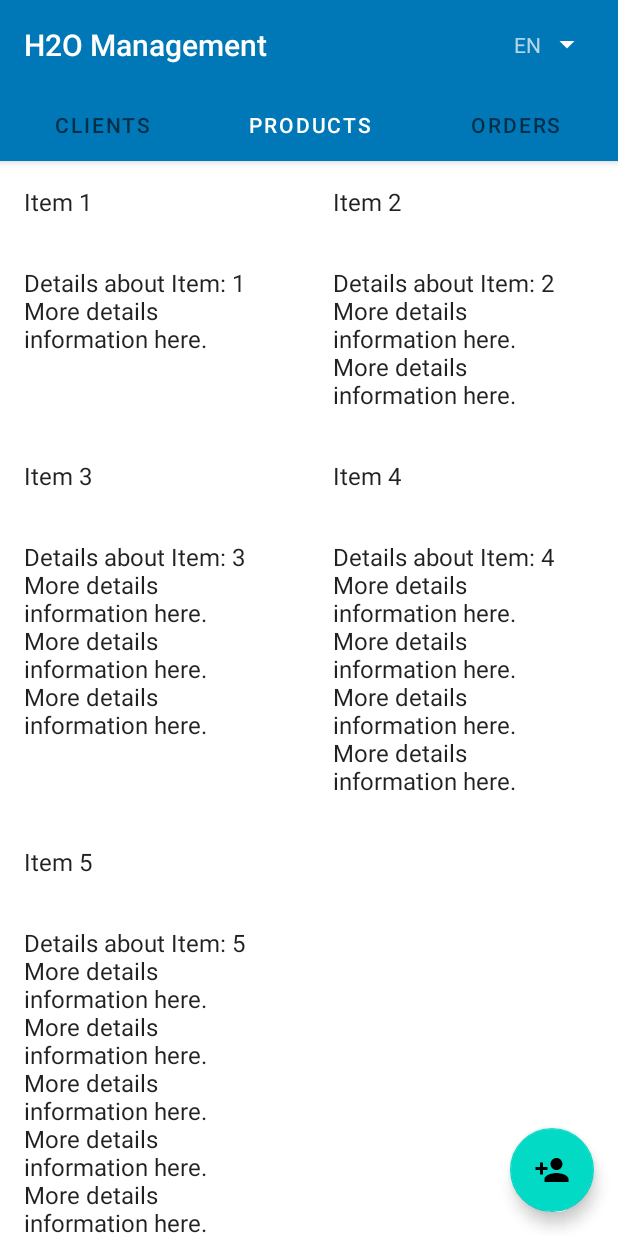
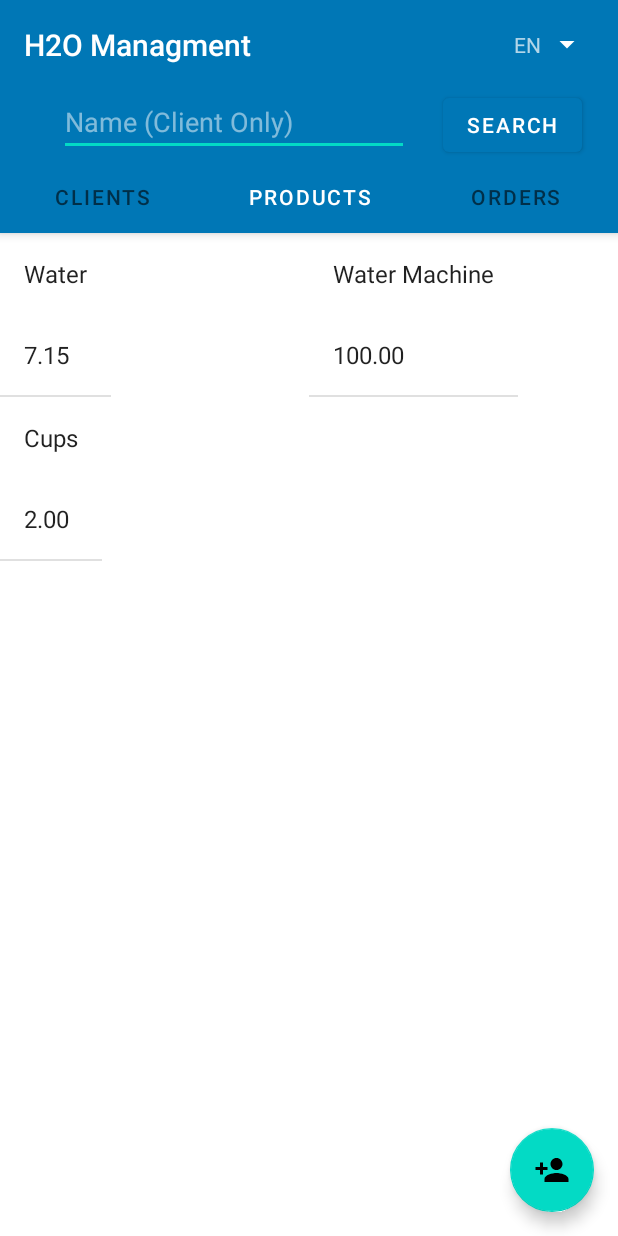
Before and after one commit to tomgreef/H2O-contacts-products-app, an Android app: the screen it shows after launch (MainActivity), tab 2 chosen, on a phone screen of 412 x 824 dp. Run offline under Robolectric (Android 15) with nearby library versions, the phone set to English and light mode, and no system bars.

Commit message:
:twisted_rightwards_arrows: Alae y Tom contenido junntado

```diff
--- a/App/app/src/main/java/com/example/app/AddClient.java
+++ b/App/app/src/main/java/com/example/app/AddClient.java
@@ -45,7 +45,7 @@ public class AddClient extends AppCompatActivity {
                     } else if (!p.isEmpty()){
                         Toast.makeText(AddClient.this, R.string.no_name, Toast.LENGTH_LONG).show();
                     } else {
-                        Toast.makeText(AddClient.this, R.string.no_data , Toast.LENGTH_LONG).show();
+                        Toast.makeText(AddClient.this, R.string.no_changes , Toast.LENGTH_LONG).show();
                     }
                 } else {
                     SQLiteDatabase bd = db_map.getWritableDatabase();
--- a/App/app/src/main/java/com/example/app/AdminDB_Manager.java
+++ b/App/app/src/main/java/com/example/app/AdminDB_Manager.java
@@ -96,13 +96,11 @@ public class AdminDB_Manager {
         return db.update("clientes", content, "id = ?", new String[]{id} );
     }
 
-    //FILTRAR en DB
+    //Filtrar DB
     public Cursor contactoByNombre(String nombre){
         String[] query = {nombre + "%"};
-        String[] campos = {"nombre, phone"};
-
+        String[] campos = {"id", "nombre", "phone"};
         Cursor c  = db.query("clientes", campos, "nombre" + " like ?", query, null, null, null);
-
         return c;
     }
 }
--- a/App/app/src/main/java/com/example/app/fragments/Clases/OrderContent.java
+++ b/App/app/src/main/java/com/example/app/fragments/Clases/OrderContent.java
@@ -16,30 +16,29 @@ public class OrderContent {
     /**
      * An array of sample (dummy) items.
      */
-    public static final List<DummyItem> ITEMS = new ArrayList<DummyItem>();
+    public static final List<OrderItem> ITEMS = new ArrayList<OrderItem>();
 
     /**
      * A map of sample (dummy) items, by ID.
      */
-    public static final Map<String, DummyItem> ITEM_MAP = new HashMap<String, DummyItem>();
+    public static final Map<String, OrderItem> ITEM_MAP = new HashMap<String, OrderItem>();
 
-    private static final int COUNT = 10;
+    private static final int COUNT = 7;
 
     static {
         // Add some sample items.
         for (int i = 1; i <= COUNT; i++) {
-            // COMENTA ESTO PARA AÑADIR DESDE B
-            addItem(createDummyItem(i));
+            addItem(new OrderItem("" + i, "1" + (i+2) + "/01/2021"));
         }
     }
 
-    public static void addItem(DummyItem item) {
+    public static void addItem(OrderItem item) {
         ITEMS.add(item);
         ITEM_MAP.put(item.id, item);
     }
 
-    private static DummyItem createDummyItem(int position) {
-        return new DummyItem(String.valueOf(position), "Item " + position, makeDetails(position));
+    private static OrderItem createDummyItem(int position) {
+        return new OrderItem(String.valueOf(position), "Item " + position);
     }
 
     private static String makeDetails(int position) {
@@ -54,20 +53,18 @@ public class OrderContent {
     /**
      * A dummy item representing a piece of content.
      */
-    public static class DummyItem {
+    public static class OrderItem {
         public final String id;
-        public final String content;
-        public final String details;
+        public final String fecha;
 
-        public DummyItem(String id, String content, String details) {
+        public OrderItem(String id, String content) {
             this.id = id;
-            this.content = content;
-            this.details = details;
+            this.fecha = content;
         }
 
         @Override
         public String toString() {
-            return content;
+            return fecha;
         }
     }
 }
--- a/App/app/src/main/java/com/example/app/fragments/Clases/ProductContent.java
+++ b/App/app/src/main/java/com/example/app/fragments/Clases/ProductContent.java
@@ -23,12 +23,14 @@ public class ProductContent {
      */
     public static final Map<String, ProductItem> ITEM_MAP = new HashMap<String, ProductItem>();
 
-    private static final int COUNT = 5;
+    private static final int COUNT = 3;
 
     static {
         // Add some sample items.
+        String[] nombres = new String[]{"Water", "Water Machine", "Cups"};
+        String[] precios = new String[]{"7.15", "100.00", "2.00"};
         for (int i = 1; i <= COUNT; i++) {
-            addItem(createDummyItem(i));
+            addItem(new ProductItem("" + i, nombres[i-1], precios[i-1]));
         }
     }
 
--- a/App/app/src/main/java/com/example/app/fragments/MyOrdersRecyclerViewAdapter.java
+++ b/App/app/src/main/java/com/example/app/fragments/MyOrdersRecyclerViewAdapter.java
@@ -8,19 +8,19 @@ import android.view.ViewGroup;
 import android.widget.TextView;
 
 import com.example.app.R;
-import com.example.app.fragments.Clases.OrderContent.DummyItem;
+import com.example.app.fragments.Clases.OrderContent.OrderItem;
 
 import java.util.List;
 
 /**
- * {@link RecyclerView.Adapter} that can display a {@link DummyItem}.
+ * {@link RecyclerView.Adapter} that can display a {@link OrderItem}.
  * TODO: Replace the implementation with code for your data type.
  */
 public class MyOrdersRecyclerViewAdapter extends RecyclerView.Adapter<MyOrdersRecyclerViewAdapter.ViewHolder> {
 
-    private final List<DummyItem> mValues;
+    private final List<OrderItem> mValues;
 
-    public MyOrdersRecyclerViewAdapter(List<DummyItem> items) {
+    public MyOrdersRecyclerViewAdapter(List<OrderItem> items) {
         mValues = items;
     }
 
@@ -35,7 +35,7 @@ public class MyOrdersRecyclerViewAdapter extends RecyclerView.Adapter<MyOrdersRe
     public void onBindViewHolder(final ViewHolder holder, int position) {
         holder.mItem = mValues.get(position);
         holder.mIdView.setText(mValues.get(position).id);
-        holder.mContentView.setText(mValues.get(position).content);
+        holder.mContentView.setText(mValues.get(position).fecha.toString());
     }
 
     @Override
@@ -47,7 +47,7 @@ public class MyOrdersRecyclerViewAdapter extends RecyclerView.Adapter<MyOrdersRe
         public final View mView;
         public final TextView mIdView;
         public final TextView mContentView;
-        public DummyItem mItem;
+        public OrderItem mItem;
 
         public ViewHolder(View view) {
             super(view);
--- a/App/app/src/main/java/com/example/app/fragments/OrdersFragment.java
+++ b/App/app/src/main/java/com/example/app/fragments/OrdersFragment.java
@@ -67,11 +67,11 @@ public class OrdersFragment extends Fragment {
             db = new AdminDB_Manager(getActivity());
             db.open();
             c = db.listaPedidos();
-            OrderContent.DummyItem tuple;
+            OrderContent.OrderItem tuple;
 
             int i = 1;
             while(c.moveToNext() && i <= 20){
-                tuple = new OrderContent.DummyItem(c.getString(0), c.getString(1), c.getString(2));
+                tuple = new OrderContent.OrderItem(c.getString(0), c.getString(1));
                 OrderContent.addItem(tuple);
                 i++;
             }
--- a/App/app/src/main/res/layout/activity_main.xml
+++ b/App/app/src/main/res/layout/activity_main.xml
@@ -49,6 +49,37 @@
                 app:layout_constraintTop_toTopOf="parent" />
         </androidx.constraintlayout.widget.ConstraintLayout>
 
+        <androidx.constraintlayout.widget.ConstraintLayout
+            android:layout_width="match_parent"
+            android:layout_height="match_parent">
+
+            <EditText
+                android:id="@+id/searchName"
+                android:layout_width="233dp"
+                android:layout_height="41dp"
+                android:layout_marginStart="16dp"
+                android:layout_marginLeft="16dp"
+                android:ems="8"
+                android:hint="@string/search_client"
+                android:inputType="textPersonName"
+                app:layout_constraintBottom_toBottomOf="parent"
+                app:layout_constraintEnd_toStartOf="@+id/search"
+                app:layout_constraintStart_toStartOf="parent"
+                app:layout_constraintTop_toTopOf="parent" />
+
+            <Button
+                android:id="@+id/search"
+                android:layout_width="wrap_content"
+                android:layout_height="wrap_content"
+                android:layout_marginEnd="24dp"
+                android:layout_marginRight="24dp"
+                android:text="@string/search"
+                app:layout_constraintBottom_toBottomOf="parent"
+                app:layout_constraintEnd_toEndOf="parent"
+                app:layout_constraintTop_toTopOf="parent" />
+
+        </androidx.constraintlayout.widget.ConstraintLayout>
+
         <com.google.android.material.tabs.TabLayout
             android:id="@+id/tabs"
             android:layout_width="match_parent"
--- a/App/app/src/main/res/layout/fragment_products.xml
+++ b/App/app/src/main/res/layout/fragment_products.xml
@@ -1,8 +1,10 @@
 <?xml version="1.0" encoding="utf-8"?>
 <LinearLayout xmlns:android="http://schemas.android.com/apk/res/android"
+    xmlns:app="http://schemas.android.com/apk/res-auto"
     android:layout_width="wrap_content"
     android:layout_height="wrap_content"
-    android:orientation="vertical">
+    android:orientation="vertical"
+    >
 
     <TextView
         android:id="@+id/producto_nombre"
@@ -16,5 +18,13 @@
         android:layout_width="wrap_content"
         android:layout_height="wrap_content"
         android:layout_margin="@dimen/text_margin"
-        android:textAppearance="?attr/textAppearanceListItem" />
+        android:textAppearance="?attr/textAppearanceListItem"
+        />
+
+    <View
+        android:id="@+id/divider"
+        android:layout_width="match_parent"
+        android:layout_height="1dp"
+        android:background="?android:attr/listDivider" />
+
 </LinearLayout>
--- a/App/app/src/main/res/values/strings.xml
+++ b/App/app/src/main/res/values/strings.xml
@@ -1,5 +1,5 @@
 <resources>
-    <string name="app_name" translatable="false">H2O Management</string>
+    <string name="app_name" translatable="false">H2O Managment</string>
     <string name="tab_text_1">Clients</string>
     <string name="tab_text_2">Products</string>
     <string name="tab_text_3">Orders</string>
@@ -19,9 +19,11 @@
     <string name="client_added">Client Added</string>
     <string name="client_deleted">Client Removed</string>
     <string name="no_changes">Error: No changes detected</string>
-    <string name="no_data">Error: No data added</string>
     <string name="no_name">Error: Name is empty</string>
     <string name="no_phone">Error: Phone is empty</string>
+    <string name="search">Search</string>
+    <string name="search_client">Name (Client Only)</string>
+    <string name="no_match">ERROR: No Match</string>
     <string-array name="language_option">
         <item>English</item>
         <item>Spanish</item>
```
Also changed, not shown: App/app/src/main/java/com/example/app/fragments/ClientsFragment.java (+41 -6 lines), 1 other file.
